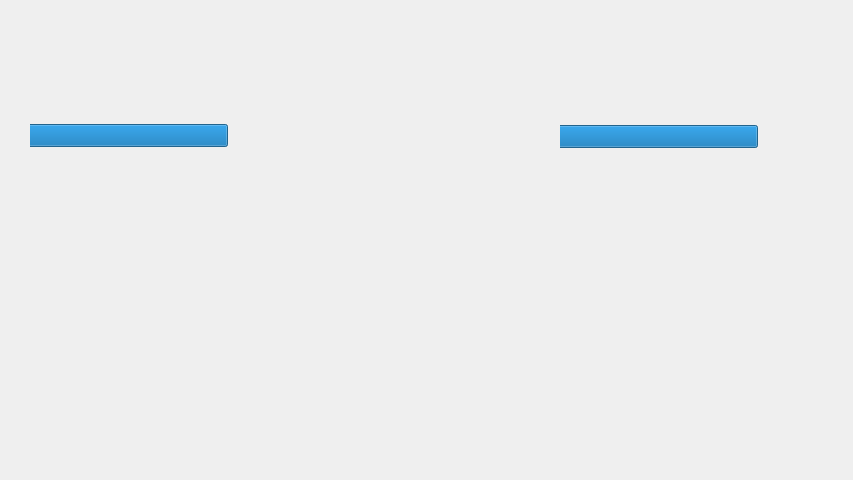
Above: PokemonClient/battle.ui from XiaoyuWang-BUPT/Pokemon before the change. Below: the same form after it.
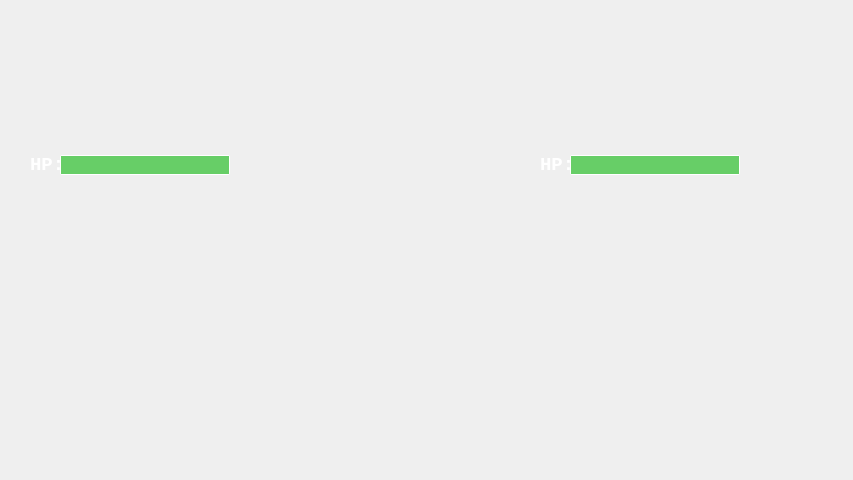
That is the form after the change. Icons and pictures are not drawn.

```diff
--- a/PokemonClient/battle.ui
+++ b/PokemonClient/battle.ui
@@ -20,173 +20,279 @@
 	background-color: rgb(0, 0, 0);
 }</string>
   </property>
-  <widget class="QPushButton" name="backButton">
+  <widget class="QWidget" name="container" native="true">
    <property name="geometry">
     <rect>
-     <x>10</x>
-     <y>10</y>
-     <width>32</width>
-     <height>32</height>
+     <x>0</x>
+     <y>0</y>
+     <width>853</width>
+     <height>480</height>
     </rect>
    </property>
-   <property name="cursor">
-    <cursorShape>PointingHandCursor</cursorShape>
-   </property>
-   <property name="styleSheet">
-    <string notr="true">border-image: url(:/back);</string>
-   </property>
-   <property name="text">
-    <string/>
-   </property>
-   <property name="flat">
-    <bool>true</bool>
-   </property>
-  </widget>
-  <widget class="QWidget" name="myPoke" native="true">
-   <property name="geometry">
-    <rect>
-     <x>30</x>
-     <y>160</y>
-     <width>200</width>
-     <height>200</height>
-    </rect>
-   </property>
-   <widget class="QLabel" name="myPokeLabel">
+   <widget class="QWidget" name="myPokeHead" native="true">
     <property name="geometry">
      <rect>
-      <x>0</x>
-      <y>0</y>
+      <x>30</x>
+      <y>130</y>
       <width>200</width>
-      <height>200</height>
+      <height>50</height>
      </rect>
     </property>
-    <property name="text">
-     <string/>
-    </property>
+    <widget class="QLabel" name="myPokeInfoLabel">
+     <property name="geometry">
+      <rect>
+       <x>0</x>
+       <y>0</y>
+       <width>200</width>
+       <height>25</height>
+      </rect>
+     </property>
+     <property name="font">
+      <font>
+       <family>Consolas</family>
+       <pointsize>14</pointsize>
+       <weight>75</weight>
+       <bold>true</bold>
+      </font>
+     </property>
+     <property name="styleSheet">
+      <string notr="true">color: rgb(255, 255, 255);</string>
+     </property>
+     <property name="text">
+      <string/>
+     </property>
+     <property name="alignment">
+      <set>Qt::AlignCenter</set>
+     </property>
+    </widget>
+    <widget class="QWidget" name="myPokeHPWidget" native="true">
+     <property name="geometry">
+      <rect>
+       <x>0</x>
+       <y>25</y>
+       <width>200</width>
+       <height>25</height>
+      </rect>
+     </property>
+     <widget class="QProgressBar" name="myPokeHPBar">
+      <property name="geometry">
+       <rect>
+        <x>30</x>
+        <y>0</y>
+        <width>170</width>
+        <height>20</height>
+       </rect>
+      </property>
+      <property name="styleSheet">
+       <string notr="true">QProgressBar {
+	border : 1px solid white;
+	border-radius : 2px;
+	background-color : rgba(255, 255, 255, 175);
+}
+QProgressBar::chunk {
+	background-color : rgba(0, 175, 0, 150);
+}</string>
+      </property>
+      <property name="value">
+       <number>100</number>
+      </property>
+      <property name="textVisible">
+       <bool>false</bool>
+      </property>
+      <property name="orientation">
+       <enum>Qt::Horizontal</enum>
+      </property>
+     </widget>
+     <widget class="QLabel" name="myHPLabel">
+      <property name="geometry">
+       <rect>
+        <x>0</x>
+        <y>0</y>
+        <width>30</width>
+        <height>20</height>
+       </rect>
+      </property>
+      <property name="font">
+       <font>
+        <family>Consolas</family>
+        <pointsize>14</pointsize>
+        <weight>75</weight>
+        <bold>true</bold>
+       </font>
+      </property>
+      <property name="styleSheet">
+       <string notr="true">color: rgb(255, 255, 255);</string>
+      </property>
+      <property name="text">
+       <string>HP:</string>
+      </property>
+     </widget>
+    </widget>
    </widget>
-  </widget>
-  <widget class="QWidget" name="enemyPoke" native="true">
-   <property name="geometry">
-    <rect>
-     <x>560</x>
-     <y>160</y>
-     <width>200</width>
-     <height>200</height>
-    </rect>
-   </property>
-   <widget class="QLabel" name="enemyLabel">
+   <widget class="QWidget" name="enemyPoke" native="true">
     <property name="geometry">
      <rect>
-      <x>0</x>
-      <y>0</y>
+      <x>540</x>
+      <y>220</y>
       <width>200</width>
       <height>200</height>
      </rect>
     </property>
-    <property name="text">
-     <string/>
-    </property>
+    <widget class="QLabel" name="enemyPokeLabel">
+     <property name="geometry">
+      <rect>
+       <x>0</x>
+       <y>0</y>
+       <width>200</width>
+       <height>200</height>
+      </rect>
+     </property>
+     <property name="text">
+      <string/>
+     </property>
+     <property name="alignment">
+      <set>Qt::AlignCenter</set>
+     </property>
+    </widget>
    </widget>
-  </widget>
-  <widget class="QWidget" name="myPokeHead" native="true">
-   <property name="geometry">
-    <rect>
-     <x>30</x>
-     <y>99</y>
-     <width>200</width>
-     <height>50</height>
-    </rect>
-   </property>
-   <widget class="QLabel" name="myPokeInfoLabel">
+   <widget class="QWidget" name="myPoke" native="true">
     <property name="geometry">
      <rect>
-      <x>0</x>
-      <y>0</y>
+      <x>30</x>
+      <y>220</y>
       <width>200</width>
-      <height>25</height>
+      <height>200</height>
      </rect>
     </property>
-    <property name="text">
-     <string/>
-    </property>
+    <widget class="QLabel" name="myPokeLabel">
+     <property name="geometry">
+      <rect>
+       <x>0</x>
+       <y>0</y>
+       <width>200</width>
+       <height>200</height>
+      </rect>
+     </property>
+     <property name="text">
+      <string/>
+     </property>
+     <property name="alignment">
+      <set>Qt::AlignCenter</set>
+     </property>
+    </widget>
    </widget>
-   <widget class="QWidget" name="myPokeHPWidget" native="true">
+   <widget class="QWidget" name="enemyPokeHead" native="true">
     <property name="geometry">
      <rect>
-      <x>0</x>
-      <y>25</y>
+      <x>540</x>
+      <y>130</y>
       <width>200</width>
-      <height>25</height>
+      <height>50</height>
      </rect>
     </property>
-    <widget class="QProgressBar" name="myHPBar">
+    <widget class="QLabel" name="enemyPokeInfoLabel">
      <property name="geometry">
       <rect>
-       <x>-3</x>
+       <x>0</x>
        <y>0</y>
-       <width>201</width>
-       <height>23</height>
+       <width>200</width>
+       <height>25</height>
       </rect>
      </property>
-     <property name="value">
-      <number>100</number>
+     <property name="font">
+      <font>
+       <family>Consolas</family>
+       <pointsize>14</pointsize>
+       <weight>75</weight>
+       <bold>true</bold>
+      </font>
      </property>
-     <property name="textVisible">
-      <bool>false</bool>
+     <property name="styleSheet">
+      <string notr="true">color: rgb(255, 255, 255);</string>
      </property>
-     <property name="orientation">
-      <enum>Qt::Horizontal</enum>
+     <property name="text">
+      <string/>
      </property>
+     <property name="alignment">
+      <set>Qt::AlignCenter</set>
+     </property>
     </widget>
+    <widget class="QWidget" name="enemyPokeHPWidget" native="true">
+     <property name="geometry">
+      <rect>
+       <x>0</x>
+       <y>25</y>
+       <width>200</width>
+       <height>25</height>
+      </rect>
+     </property>
+     <widget class="QProgressBar" name="enemyPokeHPBar">
+      <property name="geometry">
+       <rect>
+        <x>30</x>
+        <y>0</y>
+        <width>170</width>
+        <height>20</height>
+       </rect>
+      </property>
+      <property name="styleSheet">
+       <string notr="true">QProgressBar {
+	border : 1px solid white;
+	border-radius : 2px;
+	background-color : rgba(255, 255, 255, 175);
+}
+QProgressBar::chunk {
+	background-color : rgba(0, 175, 0, 150);
+}</string>
+      </property>
+      <property name="value">
+       <number>100</number>
+      </property>
+      <property name="textVisible">
+       <bool>false</bool>
+      </property>
+     </widget>
+     <widget class="QLabel" name="label">
+      <property name="geometry">
+       <rect>
+        <x>0</x>
+        <y>0</y>
+        <width>30</width>
+        <height>20</height>
+       </rect>
+      </property>
+      <property name="font">
+       <font>
+        <family>Consolas</family>
+        <pointsize>14</pointsize>
+        <weight>75</weight>
+        <bold>true</bold>
+       </font>
+      </property>
+      <property name="styleSheet">
+       <string notr="true">color: rgb(255, 255, 255);</string>
+      </property>
+      <property name="text">
+       <string>HP:</string>
+      </property>
+     </widget>
+    </widget>
    </widget>
-  </widget>
-  <widget class="QWidget" name="enemyPokeHead" native="true">
-   <property name="geometry">
-    <rect>
-     <x>560</x>
-     <y>100</y>
-     <width>200</width>
-     <height>50</height>
-    </rect>
-   </property>
-   <widget class="QLabel" name="enemyPokeInfoLabel">
+   <widget class="QPushButton" name="backButton">
     <property name="geometry">
      <rect>
-      <x>0</x>
-      <y>0</y>
-      <width>200</width>
-      <height>25</height>
+      <x>10</x>
+      <y>10</y>
+      <width>32</width>
+      <height>32</height>
      </rect>
     </property>
     <property name="text">
      <string/>
     </property>
-   </widget>
-   <widget class="QWidget" name="enemyPokeHPWidget" native="true">
-    <property name="geometry">
-     <rect>
-      <x>0</x>
-      <y>25</y>
-      <width>200</width>
-      <height>25</height>
-     </rect>
+    <property name="flat">
+     <bool>true</bool>
     </property>
-    <widget class="QProgressBar" name="enemyHPBar">
-     <property name="geometry">
-      <rect>
-       <x>-3</x>
-       <y>0</y>
-       <width>201</width>
-       <height>23</height>
-      </rect>
-     </property>
-     <property name="value">
-      <number>100</number>
-     </property>
-     <property name="textVisible">
-      <bool>false</bool>
-     </property>
-    </widget>
    </widget>
   </widget>
  </widget>
```
Left out of the diff: 11 changed lines with no effect on the pictures.
